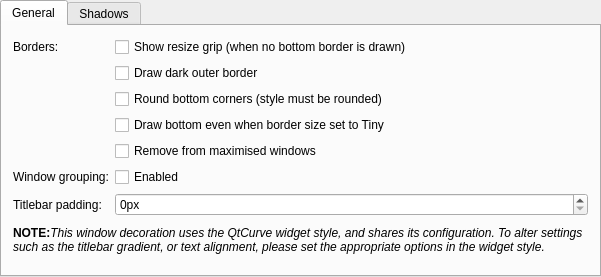
Qt form kwinconfig/qtcurvekwinconfigwidget.ui (QtCurve/qtcurve) before a commit.
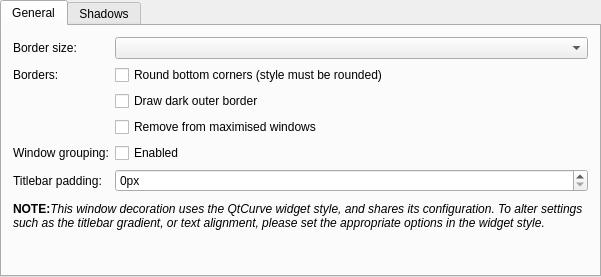
The same form after that commit. Custom widgets are drawn as their Qt base class.

The edit to the form file:
```diff
--- a/kwinconfig/qtcurvekwinconfigwidget.ui
+++ b/kwinconfig/qtcurvekwinconfigwidget.ui
@@ -27,69 +27,65 @@
        <item>
         <layout class="QFormLayout" name="formLayout">
          <item row="0" column="0">
+          <widget class="QLabel" name="label_4x">
+           <property name="text">
+            <string>Border size:</string>
+           </property>
+          </widget>
+         </item>
+         <item row="0" column="1">
+          <widget class="KComboBox" name="borderSize" />
+         </item>
+         <item row="1" column="0">
           <widget class="QLabel" name="label_4">
            <property name="text">
             <string>Borders:</string>
            </property>
           </widget>
          </item>
-         <item row="0" column="1">
-          <widget class="QCheckBox" name="resizeGrip">
-           <property name="text">
-            <string>Show resize grip (when no bottom border is drawn)</string>
-           </property>
-          </widget>
-         </item>
-         <item row="2" column="1">
+         <item row="1" column="1">
           <widget class="QCheckBox" name="roundBottom">
            <property name="text">
             <string>Round bottom corners (style must be rounded)</string>
            </property>
           </widget>
          </item>
-         <item row="3" column="1">
-          <widget class="QCheckBox" name="drawBottom">
-           <property name="text">
-            <string>Draw bottom even when border size set to Tiny</string>
-           </property>
-          </widget>
-         </item>
-         <item row="1" column="1">
+         <item row="2" column="1">
           <widget class="QCheckBox" name="outerBorder">
            <property name="text">
             <string>Draw dark outer border</string>
            </property>
           </widget>
          </item>
-         <item row="4" column="1">
+         <item row="3" column="1">
           <widget class="QCheckBox" name="borderlessMax">
            <property name="text">
             <string>Remove from maximised windows</string>
            </property>
           </widget>
          </item>
-         <item row="5" column="0">
+         <item row="4" column="0">
           <widget class="QLabel" name="label_2x">
            <property name="text">
             <string>Window grouping:</string>
            </property>
           </widget>
          </item>
-         <item row="5" column="1">
+         <item row="4" column="1">
           <widget class="QCheckBox" name="grouping">
            <property name="text">
             <string>Enabled</string>
            </property>
           </widget>
          </item>
-         <item row="6" column="0">
+         <item row="5" column="0">
           <widget class="QLabel" name="label_2">
            <property name="text">
             <string>Titlebar padding:</string>
            </property>
           </widget>
          </item>
-         <item row="6" column="1">
+         <item row="5" column="1">
           <widget class="KIntSpinBox" name="titleBarPad">
            <property name="suffix">
             <string>px</string>
@@ -278,6 +274,11 @@
  <layoutdefault spacing="6" margin="11"/>
  <pixmapfunction>qPixmapFromMimeSource</pixmapfunction>
  <customwidgets>
+  <customwidget>
+   <class>KComboBox</class>
+   <extends>QComboBox</extends>
+   <header>kcombobox.h</header>
+  </customwidget>
   <customwidget>
    <class>KIntSpinBox</class>
    <extends>QSpinBox</extends>
```
Left out of the diff: 4 changed lines with no effect on the pictures.
